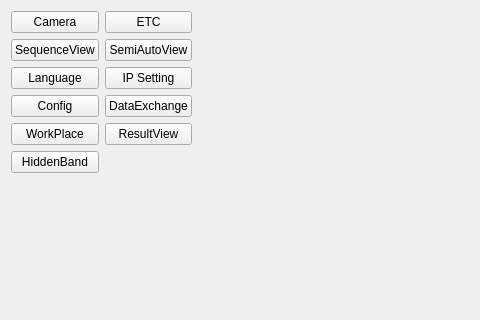
The window that UIClass/AdminButtonMenu.ui (GunHoLee2/S-Blot2-Easy-Plus) describes before a commit, drawn with Qt 5; both pictures show x 0 to 480 and y 0 to 320 of the 800 by 600 pixel window.
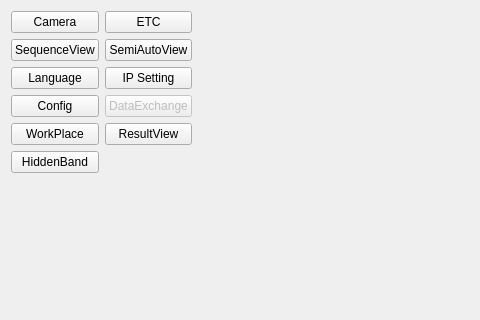
The same window after the commit.

The edit to the form file:
```diff
--- a/UIClass/AdminButtonMenu.ui
+++ b/UIClass/AdminButtonMenu.ui
@@ -114,6 +114,9 @@
    </item>
    <item row="3" column="1">
     <widget class="QPushButton" name="btnDataExchange">
+     <property name="enabled">
+      <bool>false</bool>
+     </property>
      <property name="text">
       <string>DataExchange</string>
      </property>
```
